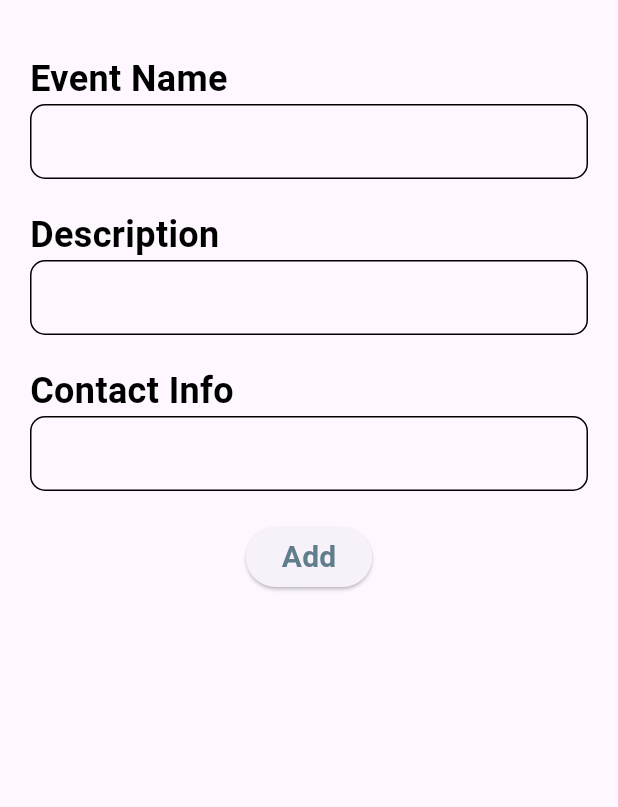
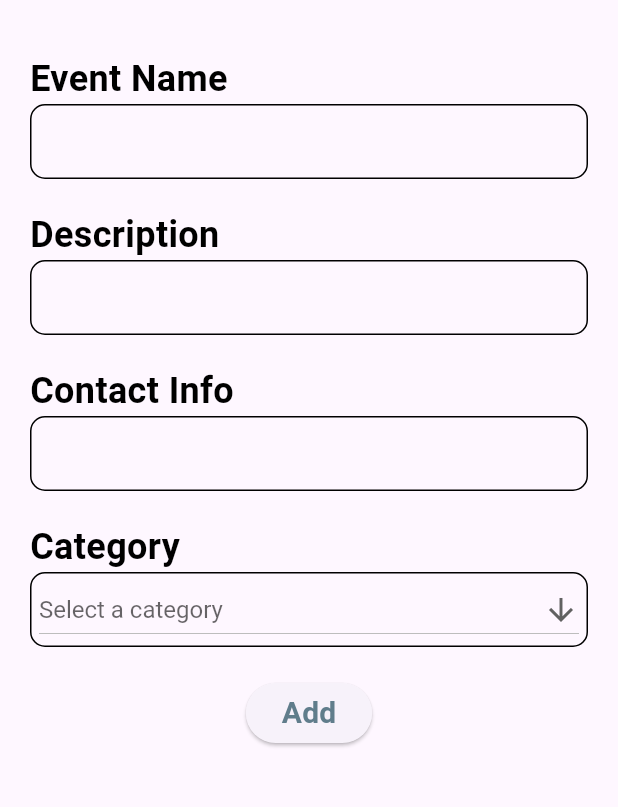
Before and after one commit to VIKHADR1/activity_app, a Flutter app: the screen it shows after launch, after a tap on the "add" icon, on a phone screen of 412 x 824 dp, the part 61-868 px from its top. Run offline on Flutter 3.47's test engine with Material 3 defaults, Android fonts, the phone set to English and light mode, and no system bars; our stand-ins replace cloud_firestore, firebase_auth, firebase_core, fluttertoast, random_string; accounts and stored records are empty.

Commit message:
Category added

```diff
--- a/lib/pages/events/event_details.dart
+++ b/lib/pages/events/event_details.dart
@@ -5,6 +5,7 @@ import 'package:flutter/widgets.dart';
 import 'package:fluttertoast/fluttertoast.dart';
 import 'package:random_string/random_string.dart';
 
+// Stateful widget for event detail form
 class EventDetail extends StatefulWidget {
   const EventDetail({super.key});
 
@@ -13,14 +14,19 @@ class EventDetail extends StatefulWidget {
 }
 
 class _EventDetail extends State<EventDetail> {
+  // Controllers for the event name, description, and contact info fields
   TextEditingController nameController = new TextEditingController();
   TextEditingController descriptionController = new TextEditingController();
   TextEditingController contactInfoController = new TextEditingController();
+
+  // Variable to store the selected category
+  String? selectedCategory;
 
   @override
   Widget build(BuildContext context) {
     return Scaffold(
       appBar: AppBar(
+        // AppBar title with custom styling and color for each word
         title: Row(
           mainAxisAlignment: MainAxisAlignment.center,
           children: [
@@ -40,10 +46,12 @@ class _EventDetail extends State<EventDetail> {
         ),
       ),
       body: Container(
+        // Padding around the form container
         margin: EdgeInsets.only(left: 20, top: 20, right: 20),
         child: Column(
           crossAxisAlignment: CrossAxisAlignment.start,
           children: [
+            // Event Name label and input field
             Text(
               'Event Name',
               style: TextStyle(
@@ -65,6 +73,7 @@ class _EventDetail extends State<EventDetail> {
             SizedBox(
               height: 20,
             ),
+            // Description label and input field
             Text(
               'Description',
               style: TextStyle(
@@ -86,6 +95,7 @@ class _EventDetail extends State<EventDetail> {
             SizedBox(
               height: 20,
             ),
+            // Contact Info label and input field
             Text(
               'Contact Info',
               style: TextStyle(
@@ -107,16 +117,68 @@ class _EventDetail extends State<EventDetail> {
             SizedBox(
               height: 20,
             ),
+            // Category label and dropdown list
+            Text(
+              'Category',
+              style: TextStyle(
+                  color: Colors.black,
+                  fontSize: 24,
+                  fontWeight: FontWeight.bold),
+            ),
+            Container(
+              padding: EdgeInsets.only(left: 5, right: 5),
+              decoration: BoxDecoration(
+                border: Border.all(),
+                borderRadius: BorderRadius.circular(10),
+              ),
+              child: DropdownButton<String>(
+                value: selectedCategory,
+                hint: Text('Select a category'),
+                isExpanded: true,
+                icon: Icon(Icons.arrow_downward),
+                style: TextStyle(color: Colors.black, fontSize: 16),
+                onChanged: (String? newValue) {
+                  setState(() {
+                    selectedCategory = newValue;
+                  });
+                },
+                items: [
+                  'Academic',
+                  'Sports & Recreation',
+                  'Arts & Culture',
+                  'Networking & Career Development',
+                  'Leadership & Personal Growth',
+                  'Community Outreach',
+                  'Health & Wellness',
+                  'Technology & Innovation',
+                  'Sustainability & Environment',
+                  'Social & Entertainment'
+                ].map<DropdownMenuItem<String>>((String value) {
+                  return DropdownMenuItem<String>(
+                    value: value,
+                    child: Text(value),
+                  );
+                }).toList(),
+              ),
+            ),
+            SizedBox(
+              height: 20,
+            ),
+            // Centered button for submitting event details
             Center(
               child: ElevatedButton(
                 onPressed: () async {
+                  // Generate a random ID for the event
                   String Id = randomAlphaNumeric(10);
+                  // Map to store event details
                   Map<String, dynamic> eventDetailMap = {
                     "Name": nameController.text,
                     "Description": descriptionController.text,
                     "ID": Id,
                     "Contact Info": contactInfoController.text,
+                    "Category": selectedCategory, // Store selected category
                   };
+                  // Add event details to Firestore and show a confirmation toast
                   await DatabaseMethods()
                       .addEventDetail(eventDetailMap, Id)
                       .then((value) {
--- a/lib/pages/events/event_list.dart
+++ b/lib/pages/events/event_list.dart
@@ -4,6 +4,7 @@ import 'package:flutter/material.dart';
 import 'package:activity_app/pages/events/event_details.dart';
 import 'package:flutter/widgets.dart';
 
+// Stateful widget to display the list of events
 class EventList extends StatefulWidget {
   const EventList({super.key});
 
@@ -12,32 +13,38 @@ class EventList extends StatefulWidget {
 }
 
 class _EventList extends State<EventList> {
+  // Stream to retrieve event details from Firestore
   Stream? EventStream;
 
+  // Asynchronous function to load event details from the database
   getontheload() async {
     EventStream = await DatabaseMethods().getEventDetail();
-    setState(() {});
+    setState(() {}); // Update the UI once data is loaded
   }
 
+  // Initialize state and load events when the widget is first created
   @override
   void initState() {
     getontheload();
     super.initState();
   }
 
+  // Widget to build a list view of all event details using a StreamBuilder
   Widget allEventDetail() {
     return StreamBuilder(
         stream: EventStream,
         builder: (context, AsyncSnapshot snapshot) {
+          // Check if snapshot has data; if so, build a list of events
           return snapshot.hasData
               ? ListView.builder(
                   itemCount: snapshot.data.docs.length,
                   itemBuilder: (context, index) {
+                    // Access each document snapshot from Firestore
                     DocumentSnapshot ds = snapshot.data.docs[index];
                     return Container(
                       padding: EdgeInsets.only(bottom: 20),
                       child: Material(
-                        elevation: 5,
+                        elevation: 5, // Add elevation for shadow effect
                         borderRadius: BorderRadius.circular(10),
                         child: Container(
                           padding: EdgeInsets.all(20),
@@ -45,6 +52,7 @@ class _EventList extends State<EventList> {
                           decoration: BoxDecoration(
                               color: Color.fromARGB(255, 190, 166, 255),
                               borderRadius: BorderRadius.circular(10)),
+                          // Display event details
                           child: Column(
                             crossAxisAlignment: CrossAxisAlignment.start,
                             children: [
@@ -68,6 +76,13 @@ class _EventList extends State<EventList> {
                                     fontSize: 20,
                                     color: Colors.blueGrey,
                                     fontWeight: FontWeight.bold),
+                              ),
+                              Text(
+                                "Contact Info: " + ds["Contact Info"],
+                                style: TextStyle(
+                                    fontSize: 20,
+                                    color: Colors.blueGrey,
+                                    fontWeight: FontWeight.bold),
                               )
                             ],
                           ),
@@ -75,13 +90,15 @@ class _EventList extends State<EventList> {
                       ),
                     );
                   })
-              : Container();
+              : Container(); // Show an empty container if there's no data
         });
   }
 
+  // Main build method to render the EventList screen
   @override
   Widget build(BuildContext context) {
     return Scaffold(
+      // Floating action button to navigate to EventDetail page for adding new events
       floatingActionButton: FloatingActionButton(
         onPressed: () {
           Navigator.push(
@@ -90,6 +107,7 @@ class _EventList extends State<EventList> {
         child: Icon(Icons.add),
       ),
       appBar: AppBar(
+        // AppBar title with customized text styling
         title: Row(
           mainAxisAlignment: MainAxisAlignment.center,
           children: [
@@ -110,10 +128,13 @@ class _EventList extends State<EventList> {
           ],
         ),
       ),
+      // Body container to hold the event list with padding
       body: Container(
         margin: EdgeInsets.only(left: 20, right: 20, top: 20),
         child: Column(
-          children: [Expanded(child: allEventDetail())],
+          children: [
+            Expanded(child: allEventDetail())
+          ], // Expanded to fill available space
         ),
       ),
     );
--- a/lib/service/database.dart
+++ b/lib/service/database.dart
@@ -1,16 +1,30 @@
 import 'package:cloud_firestore/cloud_firestore.dart';
 
 class DatabaseMethods {
-  Future addEventDetail(Map<String, dynamic> eventDetailMap, String id) async {
-    return await FirebaseFirestore.instance
+  /// Adds event details with a `createdAt` timestamp
+  Future<void> addEventDetail(
+      Map<String, dynamic> eventDetailMap, String id) async {
+    // Add createdAt field with server timestamp
+    eventDetailMap['createdAt'] = FieldValue.serverTimestamp();
+
+    await FirebaseFirestore.instance
         .collection("EventDetail")
         .doc(id)
         .set(eventDetailMap);
   }
 
-  Future<Stream<QuerySnapshot>> getEventDetail() async {
-    return await FirebaseFirestore.instance
+  /// Fetches event details sorted by creation time (ascending order)
+  /// Optionally filters by category if provided
+  Future<Stream<QuerySnapshot>> getEventDetail({String? category}) async {
+    var query = FirebaseFirestore.instance
         .collection("EventDetail")
-        .snapshots();
+        .orderBy('createdAt', descending: false);
+
+    // If a category is provided, filter the events by that category
+    if (category != null && category.isNotEmpty) {
+      query = query.where('Category', isEqualTo: category);
+    }
+
+    return query.snapshots();
   }
 }
```
Also changed, not shown: lib/service/databasemock.dart (added, +16 -0 lines).
